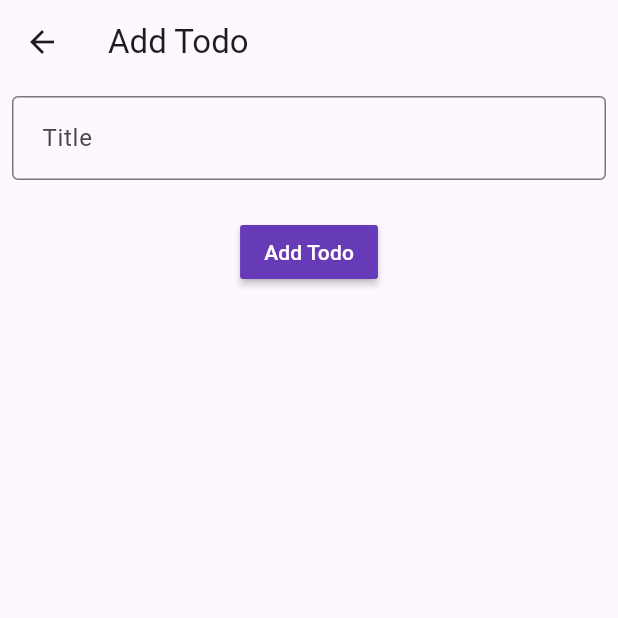
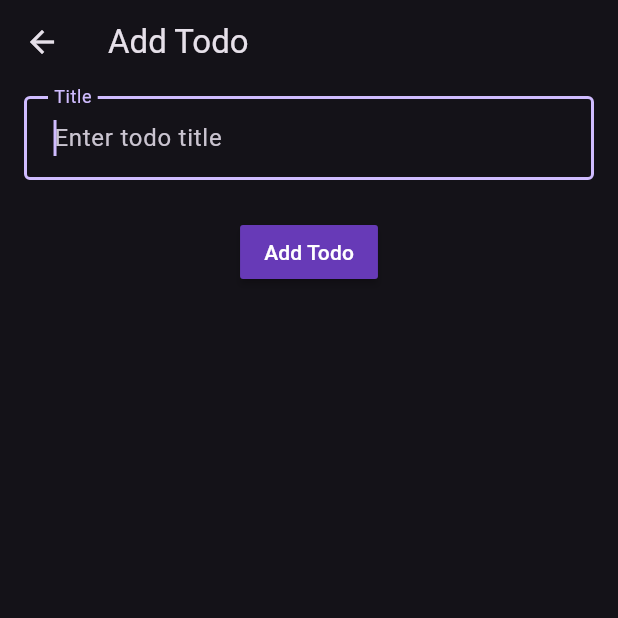
Before and after one commit to dumaloo/todo_bloc, a Flutter app: the screen it shows after launch, after a tap on the "add" icon, on a phone screen of 412 x 824 dp, the top half of it. Run offline on Flutter 3.47's test engine with Material 3 defaults, Android fonts, the light colour scheme and no system bars; our stand-ins replace flutter_bloc, hive, hive_flutter, logger; accounts and stored records are empty.

Commit message:
feat: Add Hive as local storage; Add LoadTodos event to TodoEvent; Updated Readme; refactored UI to look neat

```diff
--- a/lib/add_todo_screen.dart
+++ b/lib/add_todo_screen.dart
@@ -7,7 +7,8 @@ import 'package:todo_bloc/models/todo_model.dart';
 class AddTodoScreen extends StatefulWidget {
   final Todo? todo;
   final bool isUpdating;
-  const AddTodoScreen({super.key, this.todo, this.isUpdating = false});
+  // ignore: use_key_in_widget_constructors
+  const AddTodoScreen({this.todo, this.isUpdating = false});
 
   @override
   State<AddTodoScreen> createState() => _AddTodoScreenState();
@@ -32,7 +33,8 @@ class _AddTodoScreenState extends State<AddTodoScreen> {
           child: Column(
             children: [
               Padding(
-                padding: const EdgeInsets.all(8.0),
+                padding: const EdgeInsets.only(
+                    top: 8.0, bottom: 8.0, left: 16.0, right: 16.0),
                 child: TextField(
                   controller: todoTitleController,
                   decoration: const InputDecoration(
@@ -41,6 +43,7 @@ class _AddTodoScreenState extends State<AddTodoScreen> {
                     contentPadding: EdgeInsets.all(16),
                     labelText: 'Title',
                   ),
+                  autofocus: true,
                 ),
               ),
               const SizedBox(height: 16),
--- a/lib/bloc/todo_bloc.dart
+++ b/lib/bloc/todo_bloc.dart
@@ -3,83 +3,57 @@ import 'package:logger/logger.dart';
 import 'package:todo_bloc/bloc/todo_event.dart';
 import 'package:todo_bloc/bloc/todo_state.dart';
 import 'package:todo_bloc/models/todo_model.dart';
+import 'package:hive/hive.dart';
 
 class TodoBloc extends Bloc<TodoEvent, TodoState> {
+  late Box<Todo> todoBox;
+
   TodoBloc() : super(TodoState([])) {
-    // Add a todo
+    todoBox = Hive.box<Todo>('todolist');
+
     on<AddTodo>((event, emit) {
       if (event.name.isEmpty) {
         addError(Exception('Title is empty'));
         return;
       }
-      // Create a new todo
       final newTodo = Todo(
+        id: DateTime.now().millisecondsSinceEpoch, // Unique identifier
         name: event.name,
         createdAt: DateTime.now(),
       );
 
-      // Add the new todo to the list of todos
-      emit(TodoState([...state.todos, newTodo]));
+      todoBox.add(newTodo);
+      Logger().i('Added todo: $newTodo');
+      emit(TodoState(todoBox.values.toList()));
     });
 
-    // Delete a todo
     on<DeleteTodo>((event, emit) {
-      // Remove the todo from the list of todos
-      emit(TodoState(state.todos..remove(event.todo)));
+      final todoToDelete =
+          todoBox.values.firstWhere((todo) => todo.id == event.todo.id);
+      todoToDelete.delete();
+      Logger().i('Deleted todo: $todoToDelete');
+      emit(TodoState(todoBox.values.toList()));
     });
 
-    // Edit a todo
     on<EditTodo>((event, emit) {
-      final updatedTodos = state.todos.map((todo) {
-        // Check if the todo is the one being edited
-        if (todo == event.todo) {
-          // If it is, return a new todo with the updated name
-          // return event.todo.copyWith(name: event.newName);
-
-          // If it is, return a new todo with the updated name and createdAt
-          return (Todo(
-            name: event.newName,
-            createdAt: event.newCreatedAt,
-          ));
-        } else {
-          // Otherwise, return the original todo
-          return todo;
-        }
-      }).toList();
-      emit(TodoState(updatedTodos));
-      Logger().i('Edited Todo - $updatedTodos');
+      final updatedTodo = event.todo.copyWith(
+        name: event.newName,
+        createdAt: event.newCreatedAt,
+      );
+      todoBox.put(event.todo.key, updatedTodo);
+      Logger().i('Edited todo: $updatedTodo');
+      emit(TodoState(todoBox.values.toList()));
     });
 
-    // Toggle todo completion
     on<ToggleTodoCompletion>((event, emit) {
-      final updatedTodos = state.todos.map((todo) {
-        // Check if the todo is the one being toggled
-        if (todo == event.todo) {
-          // If it is, return a new todo with the updated completion status
-          return todo.copyWith(isCompleted: event.isCompleted);
-        } else {
-          // Otherwise, return the original todo
-          return todo;
-        }
-      }).toList();
-      emit(TodoState(updatedTodos));
+      final updatedTodo = event.todo.copyWith(isCompleted: event.isCompleted);
+      todoBox.put(event.todo.key, updatedTodo);
+      Logger().i('Toggle todo: $updatedTodo');
+      emit(TodoState(todoBox.values.toList()));
+    });
+
+    on<LoadTodos>((event, emit) {
+      emit(TodoState(todoBox.values.toList()));
     });
   }
-  @override
-  void onChange(Change<TodoState> change) {
-    Logger().i('TodoBloc - $change');
-    super.onChange(change);
-  }
-
-  @override
-  void onEvent(TodoEvent event) {
-    Logger().i('TodoBloc - $event');
-    super.onEvent(event);
-  }
-
-  @override
-  void onError(Object error, StackTrace stackTrace) {
-    Logger().e('TodoBloc - $error');
-    super.onError(error, stackTrace);
-  }
 }
--- a/lib/bloc/todo_event.dart
+++ b/lib/bloc/todo_event.dart
@@ -35,3 +35,8 @@ class ToggleTodoCompletion extends TodoEvent {
   final bool isCompleted;
   ToggleTodoCompletion({required this.todo, required this.isCompleted});
 }
+
+class LoadTodos extends TodoEvent {
+  @override
+  String toString() => 'LoadTodos';
+}
--- a/lib/main.dart
+++ b/lib/main.dart
@@ -1,10 +1,15 @@
 import 'package:flutter/material.dart';
 import 'package:flutter_bloc/flutter_bloc.dart';
+import 'package:hive_flutter/hive_flutter.dart';
 import 'package:todo_bloc/add_todo_screen.dart';
 import 'package:todo_bloc/bloc/todo_bloc.dart';
+import 'package:todo_bloc/models/todo_model.dart';
 import 'package:todo_bloc/todo_list_screen.dart';
 
-void main() {
+void main() async {
+  await Hive.initFlutter();
+  Hive.registerAdapter(TodoAdapter()); // Register Hive adapter
+  await Hive.openBox<Todo>('todolist'); // Open Hive box for todos
   runApp(const MyApp());
 }
 
@@ -18,10 +23,7 @@ class MyApp extends StatelessWidget {
       child: MaterialApp(
         debugShowCheckedModeBanner: false,
         title: 'Todo App',
-        theme: ThemeData(
-          colorScheme: ColorScheme.fromSeed(seedColor: Colors.deepPurple),
-          useMaterial3: true,
-        ),
+        theme: ThemeData.dark(),
         initialRoute: '/',
         routes: {
           '/': (context) => const TodoListScreen(),
--- a/lib/models/todo_model.dart
+++ b/lib/models/todo_model.dart
@@ -3,24 +3,30 @@ import 'package:hive/hive.dart';
 part 'todo_model.g.dart';
 
 @HiveType(typeId: 0)
-class Todo {
+class Todo extends HiveObject {
   @HiveField(0)
+  int id; // Unique identifier
+
+  @HiveField(1)
   final String name;
 
-  @HiveField(1)
+  @HiveField(2)
   final DateTime createdAt;
 
-  @HiveField(2)
+  @HiveField(3)
   bool isCompleted;
 
   Todo({
+    required this.id,
     required this.name,
     required this.createdAt,
     this.isCompleted = false,
   });
 
-  Todo copyWith({String? name, DateTime? createdAt, bool? isCompleted}) {
+  Todo copyWith(
+      {String? name, DateTime? createdAt, bool? isCompleted, int? id}) {
     return Todo(
+      id: this.id,
       name: name ?? this.name,
       createdAt: createdAt ?? this.createdAt,
       isCompleted: isCompleted ?? this.isCompleted,
@@ -30,6 +36,7 @@ class Todo {
   @override
   String toString() {
     return 'Todo:\n'
+        '  id: $id\n'
         '  name: $name\n'
         '  createdAt: $createdAt';
   }
--- a/lib/todo_list_screen.dart
+++ b/lib/todo_list_screen.dart
@@ -5,8 +5,20 @@ import 'package:todo_bloc/bloc/todo_bloc.dart';
 import 'package:todo_bloc/bloc/todo_event.dart';
 import 'package:todo_bloc/bloc/todo_state.dart';
 
-class TodoListScreen extends StatelessWidget {
-  const TodoListScreen({super.key});
+class TodoListScreen extends StatefulWidget {
+  // ignore: use_key_in_widget_constructors
+  const TodoListScreen({Key? key});
+
+  @override
+  State<TodoListScreen> createState() => _TodoListScreenState();
+}
+
+class _TodoListScreenState extends State<TodoListScreen> {
+  @override
+  void initState() {
+    super.initState();
+    BlocProvider.of<TodoBloc>(context).add(LoadTodos());
+  }
 
   String _formatDate(DateTime date) {
     return '${date.day}/${date.month}/${date.year} ${date.hour}:${date.minute}';
@@ -17,6 +29,7 @@ class TodoListScreen extends StatelessWidget {
     return Scaffold(
       appBar: AppBar(
         title: const Text('Todo List'),
+        centerTitle: true,
       ),
       body: BlocBuilder<TodoBloc, TodoState>(
         builder: (context, state) {
@@ -25,9 +38,9 @@ class TodoListScreen extends StatelessWidget {
             itemBuilder: (context, index) {
               final todo = state.todos[index];
               return Dismissible(
-                key: Key(todo.name), // Unique key for each Dismissible
+                key: Key(todo.id.toString()), // Use todo's id as key
                 background: Container(
-                  color: Colors.red, // Background color when swiping
+                  color: Colors.red,
                   alignment: Alignment.centerRight,
                   padding: const EdgeInsets.only(right: 20.0),
                   child: const Icon(
@@ -36,21 +49,16 @@ class TodoListScreen extends StatelessWidget {
                   ),
                 ),
                 onDismissed: (direction) {
-                  // Delete the todo
                   BlocProvider.of<TodoBloc>(context)
                       .add(DeleteTodo(todo: todo));
-
-                  // Show a snackbar
                   ScaffoldMessenger.of(context).showSnackBar(
                     SnackBar(
                       content: Text('${todo.name} deleted'),
                       action: SnackBarAction(
-                        // UNDO button
                         label: 'UNDO',
                         onPressed: () {
-                          BlocProvider.of<TodoBloc>(context).add(
-                            AddTodo(name: todo.name),
-                          );
+                          BlocProvider.of<TodoBloc>(context)
+                              .add(AddTodo(name: todo.name));
                         },
                       ),
                     ),
@@ -58,9 +66,8 @@ class TodoListScreen extends StatelessWidget {
                 },
                 child: ListTile(
                   onTap: todo.isCompleted
-                      ? null // Do nothing if the todo is completed
+                      ? null
                       : () {
-                          // Edit the todo
                           Navigator.push(
                             context,
                             MaterialPageRoute(
@@ -74,12 +81,9 @@ class TodoListScreen extends StatelessWidget {
                   leading: Checkbox(
                     value: todo.isCompleted,
                     onChanged: (value) {
-                      // Toggle completion status of the todo
                       BlocProvider.of<TodoBloc>(context).add(
                         ToggleTodoCompletion(todo: todo, isCompleted: value!),
                       );
-
-                      // Show a snackbar
                       ScaffoldMessenger.of(context).showSnackBar(
                         SnackBar(
                           content: Text(
@@ -93,7 +97,7 @@ class TodoListScreen extends StatelessWidget {
                   title: Text(
                     todo.name,
                     style: TextStyle(
-                      color: todo.isCompleted ? Colors.grey : Colors.black,
+                      color: todo.isCompleted ? Colors.grey : Colors.white,
                       decoration:
                           todo.isCompleted ? TextDecoration.lineThrough : null,
                     ),
@@ -101,7 +105,7 @@ class TodoListScreen extends StatelessWidget {
                   subtitle: Text(
                     'Created at: ${_formatDate(todo.createdAt)}',
                     style: TextStyle(
-                      color: todo.isCompleted ? Colors.grey : Colors.black,
+                      color: todo.isCompleted ? Colors.grey : Colors.white,
                       decoration:
                           todo.isCompleted ? TextDecoration.lineThrough : null,
                     ),
```
Also changed, not shown: lib/models/todo_model.g.dart, 1 other file.
